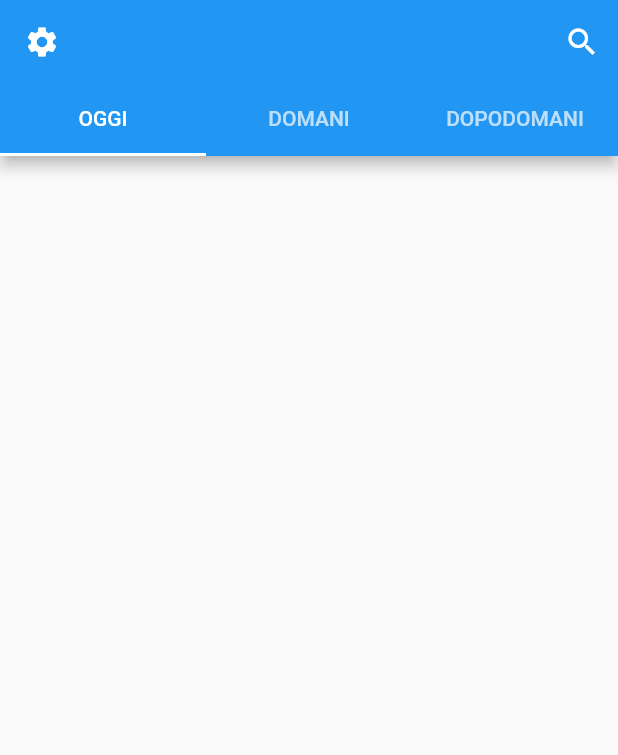
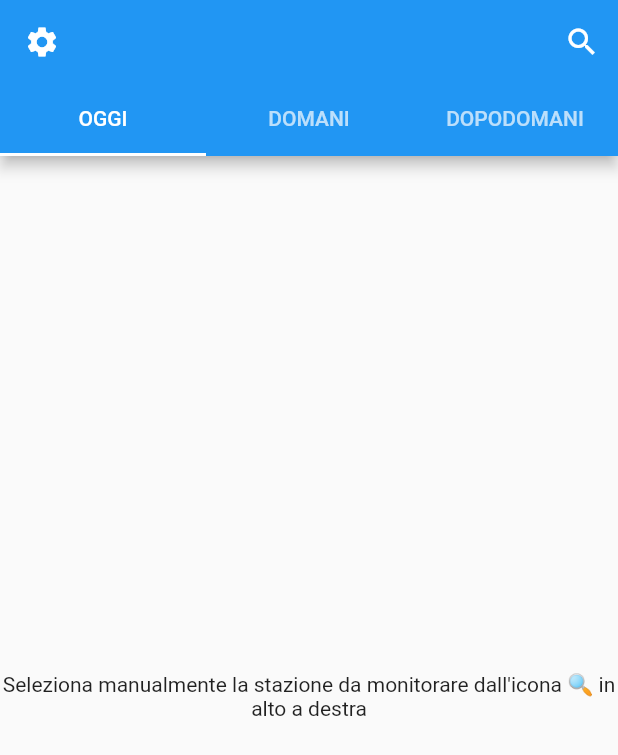
Before and after one commit to noceg43/pollen_app, a Flutter app: the screen it shows after launch, on a phone screen of 412 x 824 dp. Shown: the top 755 px of the screen. Run offline on Flutter 3.47's test engine with Material 2 defaults, Android fonts, the light colour scheme and no system bars; our stand-ins replace geocoding, geolocator.

Commit message:
schermataDati con bool->gestire errore posizione

```diff
--- a/lib/screens/homepage/home.dart
+++ b/lib/screens/homepage/home.dart
@@ -16,13 +16,16 @@ class MyHomePage extends StatelessWidget {
       future: Posizione.localizza(),
       builder: (context, snapshot) {
         if (snapshot.hasError) {
-          // schermata tipo "cerca manualmente la stazione cliccando la lente
-          //d'ingrandimento qua sopra"
+          return const SchermataDatiCaricamento(
+            errore: true,
+          );
         }
         if (snapshot.hasData) {
           return SchermataDatiCompleti(dataPos: snapshot.data!);
         }
-        return const SchermataDatiCaricamento();
+        return const SchermataDatiCaricamento(
+          errore: false,
+        );
       },
     );
   }
--- a/lib/screens/homepage/scheletro_dati_completi.dart
+++ b/lib/screens/homepage/scheletro_dati_completi.dart
@@ -54,8 +54,8 @@ class SchermataDatiCompleti extends StatelessWidget {
 }
 
 class SchermataDatiCaricamento extends StatelessWidget {
-  const SchermataDatiCaricamento({super.key});
-
+  const SchermataDatiCaricamento({super.key, required this.errore});
+  final bool errore;
   @override
   Widget build(BuildContext context) {
     return DefaultTabController(
@@ -90,7 +90,14 @@ class SchermataDatiCaricamento extends StatelessWidget {
             ],
           ),
         ),
-        body: Container(),
+        body: Center(
+            child: errore
+                ? const Expanded(
+                    child: Text(
+                        "Seleziona manualmente la stazione da monitorare dall'icona 🔍 in alto a destra",
+                        textAlign: TextAlign.center),
+                  )
+                : Container()),
       ),
     );
   }
--- a/lib/widgets/homepage/meteo.dart
+++ b/lib/widgets/homepage/meteo.dart
@@ -59,9 +59,12 @@ class WidgetMeteo extends StatelessWidget {
         Row(
           mainAxisAlignment: MainAxisAlignment.center,
           children: [
-            Text(
-              m.stringaMeteo,
-              style: Theme.of(context).textTheme.headline5,
+            Expanded(
+              child: Text(
+                m.stringaMeteo,
+                style: Theme.of(context).textTheme.headline5,
+                textAlign: TextAlign.center,
+              ),
             )
           ],
         ),
```
